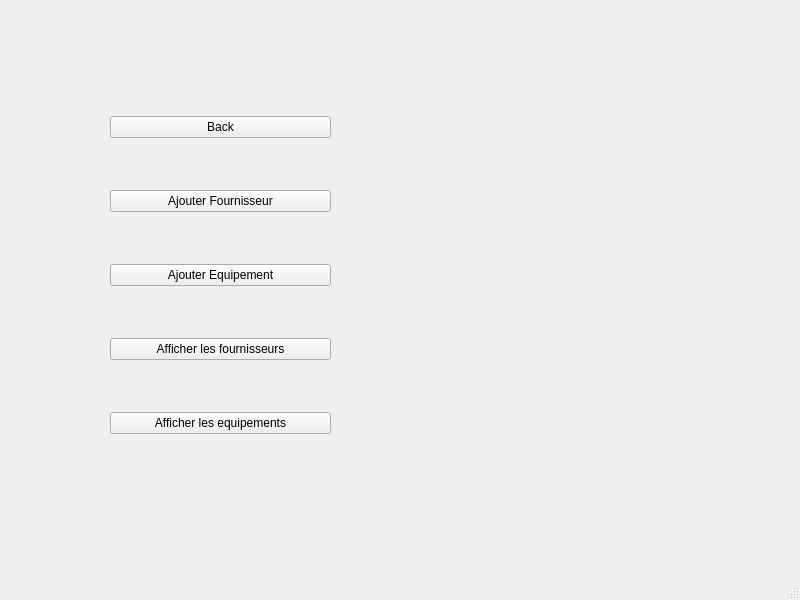
The window that Sportify/mainwindow.ui (TheRealSumpark/QT_Project) describes before a commit, drawn with Qt 5.
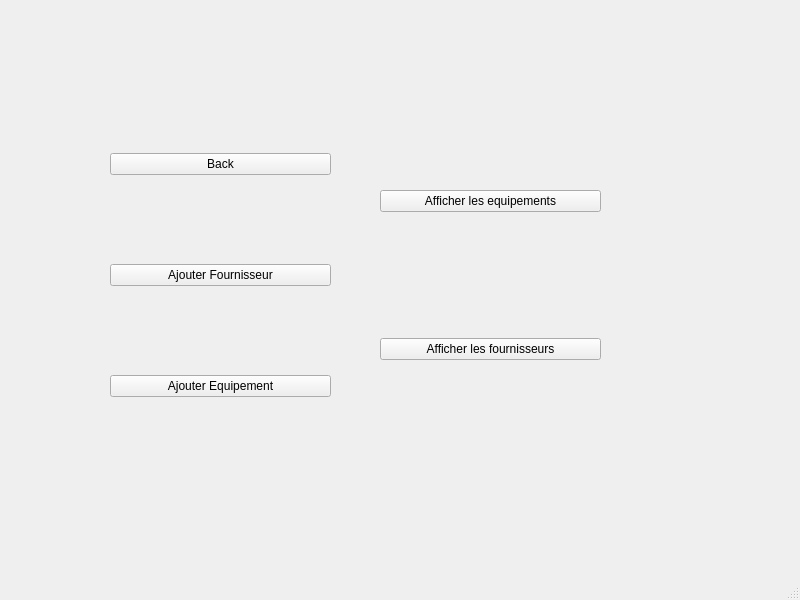
The same window after the commit.

```diff
--- a/Sportify/mainwindow.ui
+++ b/Sportify/mainwindow.ui
@@ -256,13 +256,18 @@
          </property>
         </widget>
        </item>
-       <item>
-        <widget class="QPushButton" name="Main_button_afficher_fournisseurs">
-         <property name="text">
-          <string>Afficher les fournisseurs</string>
-         </property>
-        </widget>
-       </item>
+      </layout>
+     </widget>
+     <widget class="QWidget" name="verticalLayoutWidget_5">
+      <property name="geometry">
+       <rect>
+        <x>370</x>
+        <y>50</y>
+        <width>221</width>
+        <height>411</height>
+       </rect>
+      </property>
+      <layout class="QVBoxLayout" name="verticalLayout_5">
        <item>
         <widget class="QPushButton" name="Main_button_afficher_equipements">
          <property name="text">
@@ -270,6 +275,13 @@
          </property>
         </widget>
        </item>
+       <item>
+        <widget class="QPushButton" name="Main_button_afficher_fournisseurs">
+         <property name="text">
+          <string>Afficher les fournisseurs</string>
+         </property>
+        </widget>
+       </item>
       </layout>
      </widget>
     </widget>
```
Left out of the diff: 5 changed lines with no effect on the pictures.
